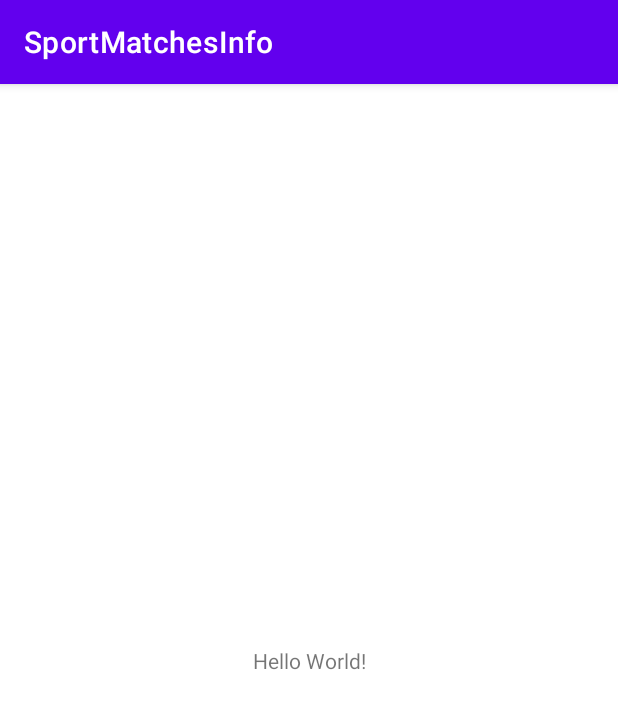
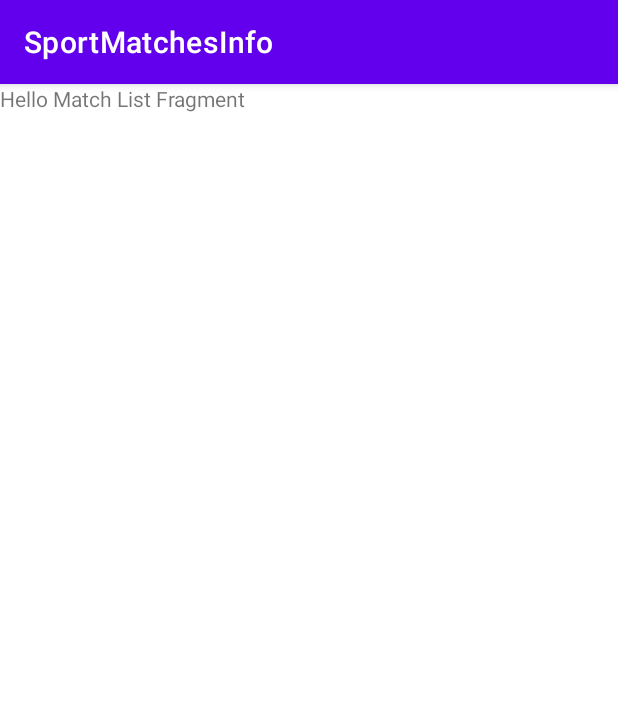
Before and after one commit to younas-bangash/SportMatchesInfo, an Android app: the screen it shows after launch (FragmentContainerActivity), on a phone screen of 412 x 824 dp. Shown: the top 709 px of the screen. Run offline under Robolectric (Android 15) with nearby library versions, the phone set to English and light mode, and no system bars; our stand-ins replace data binding.

Commit message:
Added the Navigateion Graph dependency

```diff
--- a/app/build.gradle
+++ b/app/build.gradle
@@ -1,9 +1,16 @@
 plugins {
     id 'com.android.application'
     id 'kotlin-android'
+    id 'kotlin-kapt'
+    id 'androidx.navigation.safeargs'
 }
 
 android {
+
+    buildFeatures {
+        dataBinding true
+    }
+
     compileSdkVersion 30
 
     defaultConfig {
@@ -82,9 +89,12 @@ android {
 
 dependencies {
     def lifecycle_version = "2.3.1"
+    def nav_version = "2.3.5"
 
     implementation "androidx.lifecycle:lifecycle-livedata-ktx:$lifecycle_version"
     implementation "androidx.lifecycle:lifecycle-viewmodel-ktx:$lifecycle_version"
+    implementation "androidx.navigation:navigation-fragment-ktx:$nav_version"
+    implementation "androidx.navigation:navigation-ui-ktx:$nav_version"
 
     implementation "org.jetbrains.kotlin:kotlin-stdlib:$kotlin_version"
     implementation 'androidx.core:core-ktx:1.6.0'
--- a/app/src/main/AndroidManifest.xml
+++ b/app/src/main/AndroidManifest.xml
@@ -2,7 +2,8 @@
 <manifest xmlns:android="http://schemas.android.com/apk/res/android"
     package="com.sport.matchesinfo">
 
-    <uses-permission android:name="android.permission.INTERNET"/>
+    <uses-permission android:name="android.permission.INTERNET" />
+    <uses-permission android:name="android.permission.ACCESS_NETWORK_STATE" />
 
     <application
         android:allowBackup="true"
--- /dev/null
+++ b/app/src/main/java/com/sport/matchesinfo/api/Webservice.kt
@@ -0,0 +1,4 @@
+package com.sport.matchesinfo.api
+
+interface Webservice {
+}
--- a/app/src/main/java/com/sport/matchesinfo/view/FragmentContainerActivity.kt
+++ b/app/src/main/java/com/sport/matchesinfo/view/FragmentContainerActivity.kt
@@ -2,8 +2,12 @@ package com.sport.matchesinfo.view
 
 import androidx.appcompat.app.AppCompatActivity
 import android.os.Bundle
+import androidx.navigation.fragment.NavHostFragment
 import com.sport.matchesinfo.R
 
+/**
+ * Activity for Hosting the Fragment
+ */
 class FragmentContainerActivity : AppCompatActivity() {
     override fun onCreate(savedInstanceState: Bundle?) {
         super.onCreate(savedInstanceState)
--- a/app/src/main/res/layout/activity_main.xml
+++ b/app/src/main/res/layout/activity_main.xml
@@ -1,18 +1,22 @@
 <?xml version="1.0" encoding="utf-8"?>
-<androidx.constraintlayout.widget.ConstraintLayout xmlns:android="http://schemas.android.com/apk/res/android"
+<layout xmlns:android="http://schemas.android.com/apk/res/android"
     xmlns:app="http://schemas.android.com/apk/res-auto"
-    xmlns:tools="http://schemas.android.com/tools"
-    android:layout_width="match_parent"
-    android:layout_height="match_parent"
-    tools:context=".view.FragmentContainerActivity">
+    xmlns:tools="http://schemas.android.com/tools">
 
-    <TextView
-        android:layout_width="wrap_content"
+    <androidx.constraintlayout.widget.ConstraintLayout
+        android:layout_width="match_parent"
         android:layout_height="wrap_content"
-        android:text="Hello World!"
-        app:layout_constraintBottom_toBottomOf="parent"
-        app:layout_constraintLeft_toLeftOf="parent"
-        app:layout_constraintRight_toRightOf="parent"
-        app:layout_constraintTop_toTopOf="parent" />
+        tools:context=".view.FragmentContainerActivity">
 
-</androidx.constraintlayout.widget.ConstraintLayout>
+        <androidx.fragment.app.FragmentContainerView
+            android:id="@+id/nav_host_fragment"
+            android:name="androidx.navigation.fragment.NavHostFragment"
+            android:layout_width="match_parent"
+            android:layout_height="wrap_content"
+            app:defaultNavHost="true"
+            app:layout_constraintStart_toStartOf="parent"
+            app:layout_constraintTop_toTopOf="parent"
+            app:navGraph="@navigation/nav_graph" />
+
+    </androidx.constraintlayout.widget.ConstraintLayout>
+</layout>
--- a/app/src/main/res/layout/matches_list_fragment.xml
+++ b/app/src/main/res/layout/matches_list_fragment.xml
@@ -8,6 +8,6 @@
     <TextView
         android:layout_width="match_parent"
         android:layout_height="match_parent"
-        android:text="Hello" />
+        android:text="Hello Match List Fragment" />
 
 </FrameLayout>
--- /dev/null
+++ b/app/src/main/res/navigation/nav_graph.xml
@@ -0,0 +1,26 @@
+<?xml version="1.0" encoding="utf-8"?>
+<navigation xmlns:android="http://schemas.android.com/apk/res/android"
+    xmlns:app="http://schemas.android.com/apk/res-auto"
+    xmlns:tools="http://schemas.android.com/tools"
+    android:id="@+id/nav_graph"
+    app:startDestination="@id/matchesListFragment">
+
+    <fragment
+        android:id="@+id/matchesListFragment"
+        android:name="com.sport.matchesinfo.view.MatchesListFragment"
+        android:label="matches_list_fragment"
+        tools:layout="@layout/matches_list_fragment" >
+        <action
+            android:id="@+id/action_matchesListFragment_to_matchDetailsFragment"
+            app:destination="@id/matchDetailsFragment" />
+    </fragment>
+    <fragment
+        android:id="@+id/matchDetailsFragment"
+        android:name="com.sport.matchesinfo.view.MatchDetailsFragment"
+        android:label="match_details_fragment"
+        tools:layout="@layout/match_details_fragment" >
+        <action
+            android:id="@+id/action_matchDetailsFragment_to_matchesListFragment"
+            app:destination="@id/matchesListFragment" />
+    </fragment>
+</navigation>
--- a/build.gradle
+++ b/build.gradle
@@ -6,8 +6,11 @@ buildscript {
         mavenCentral()
     }
     dependencies {
+        def nav_version = "2.3.5"
+
         classpath "com.android.tools.build:gradle:4.2.2"
         classpath "org.jetbrains.kotlin:kotlin-gradle-plugin:$kotlin_version"
+        classpath "androidx.navigation:navigation-safe-args-gradle-plugin:$nav_version"
 
         // NOTE: Do not place your application dependencies here; they belong
         // in the individual module build.gradle files
```
